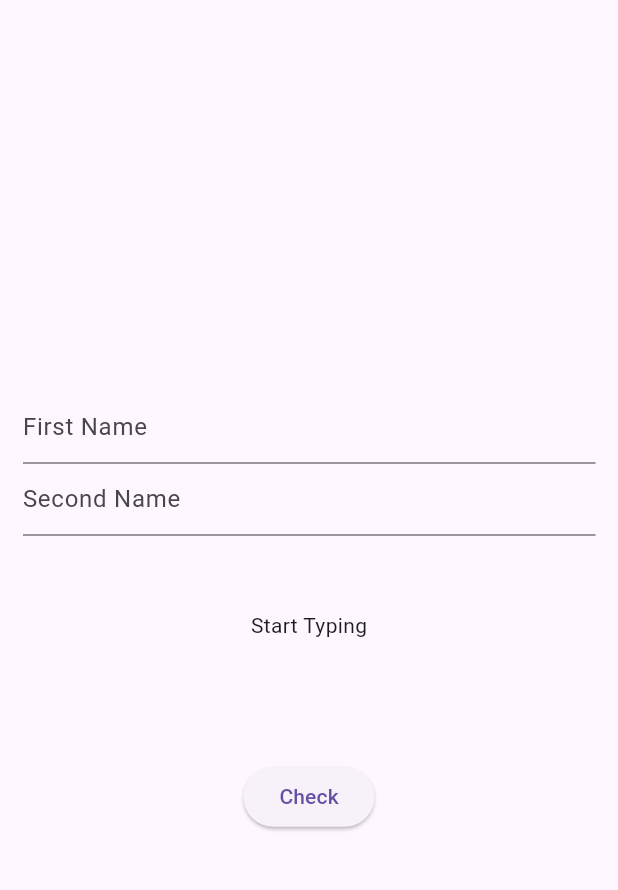
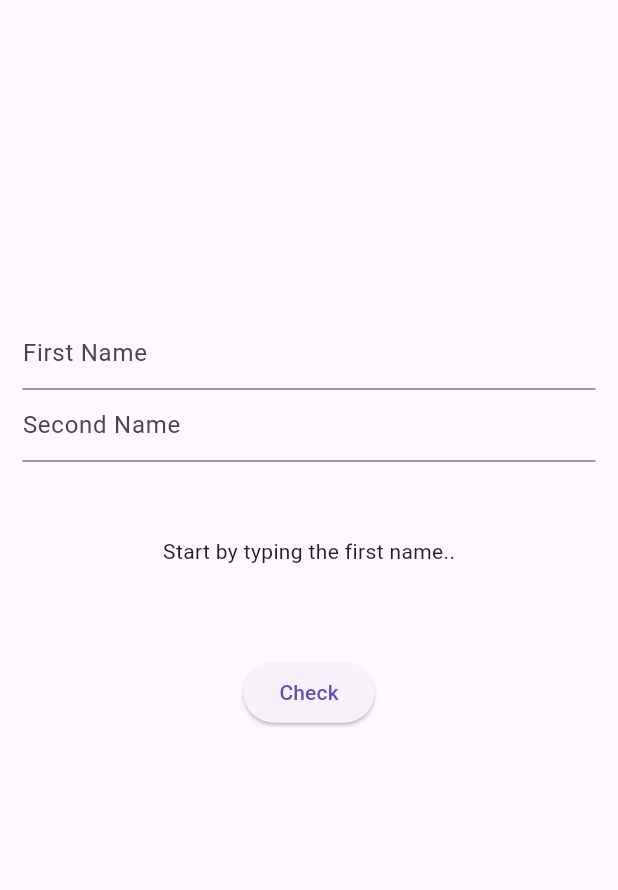
Before and after one commit to Saffron-codes/love_calculator_app, a Flutter app: the screen it shows after launch, on a phone screen of 412 x 824 dp, the part 63-953 px from its top. Run offline on Flutter 3.47's test engine with Material 2 defaults, Android fonts, the phone set to English and light mode, and no system bars; drawn by our look-alikes of screenshot; our stand-ins replace bloc, dartz, equatable, flutter_bloc, get_it, percent_indicator and 1 more.

Commit message:
Added the share functionality

```diff
--- a/lib/presentation/bloc/love_info_bloc.dart
+++ b/lib/presentation/bloc/love_info_bloc.dart
@@ -27,6 +27,8 @@ class LoveInfoBloc extends Bloc<LoveInfoEvent, LoveInfoState> {
       );
       emit(result);
     });
+
+    on<Reset>((event, emit) => emit(Empty()));
   }
 }
 
--- a/lib/presentation/bloc/love_info_event.dart
+++ b/lib/presentation/bloc/love_info_event.dart
@@ -16,3 +16,5 @@ class GetLoveInfoEvent extends LoveInfoEvent {
   @override
   List<Object> get props => [firstName,secondName];
 }
+
+class Reset extends LoveInfoEvent {}
--- a/lib/presentation/pages/love_info_page.dart
+++ b/lib/presentation/pages/love_info_page.dart
@@ -35,9 +35,9 @@ class LoveInfoBody extends StatelessWidget {
       // mainAxisAlignment: MainAxisAlignment.center,
       physics: NeverScrollableScrollPhysics(),
       children: [
-        SizedBox(height: MediaQuery.of(context).size.height*0.3,),
-        LoveInfoForm(),
-        SizedBox(height: MediaQuery.of(context).size.height*0.3,),
+        SizedBox(height: MediaQuery.of(context).size.height*0.24,),
+        const LoveInfoForm(),
+        // SizedBox(height: MediaQuery.of(context).size.height*0.9,),
         // Spacer(flex: 2,)
       ],
     );
--- a/lib/presentation/widgets/love_info_form.dart
+++ b/lib/presentation/widgets/love_info_form.dart
@@ -1,8 +1,13 @@
+import 'dart:io';
+
 import 'package:flutter/material.dart';
 import 'package:flutter_bloc/flutter_bloc.dart';
 import 'package:love_calculator/core/utils/liner_progress_bar_color_checker.dart';
 import 'package:love_calculator/presentation/bloc/love_info_bloc.dart';
+import 'package:path_provider/path_provider.dart';
 import 'package:percent_indicator/linear_percent_indicator.dart';
+import 'package:screenshot/screenshot.dart';
+import 'package:share_plus/share_plus.dart';
 
 class LoveInfoForm extends StatelessWidget {
   const LoveInfoForm({super.key});
@@ -12,9 +17,27 @@ class LoveInfoForm extends StatelessWidget {
     final formKey = GlobalKey<FormState>();
     TextEditingController firstNameController = TextEditingController();
     TextEditingController secondNameController = TextEditingController();
-    return Form(
+    ScreenshotController screenshotController = ScreenshotController();
+    void resetForm() {
+      formKey.currentState!.reset();
+    }
+
+    void takeScreenshot() async {
+      screenshotController
+          .capture(delay: Duration(seconds: 1))
+          .then((image) async {
+        final tempDir = await getTemporaryDirectory();
+        final file = await File('${tempDir.path}/image.jpg').create();
+        file.writeAsBytesSync(image!.toList());
+        Share.shareFiles([file.path],
+            text: '${firstNameController.text} ${secondNameController.text}');
+      });
+    }
+
+    return Screenshot(
+      controller: screenshotController,
+      child: Form(
         key: formKey,
-
         child: Column(
           children: [
             TextFormField(
@@ -41,12 +64,10 @@ class LoveInfoForm extends StatelessWidget {
             ),
             Container(
               margin: EdgeInsets.only(top: 50),
-            height: 100,
+              height: 80,
               child: BlocBuilder<LoveInfoBloc, LoveInfoState>(
                 builder: (context, state) {
-                if (state is Empty) {
-                  return Text("Start Typing");
-                } else if (state is Loading) {
+                  if (state is Loading) {
                     return Center(child: CircularProgressIndicator());
                   } else if (state is Loaded) {
                     int percentage = int.parse(state.loveInfo.percentage);
@@ -54,29 +75,59 @@ class LoveInfoForm extends StatelessWidget {
                       crossAxisAlignment: CrossAxisAlignment.center,
                       children: [
                         LinearPercentIndicator(
-                        width: MediaQuery.of(context).size.width*0.9,
+                          width: MediaQuery.of(context).size.width * 0.9,
                           lineHeight: 14.0,
-                        percent: percentage/100,
+                          percent: percentage / 100,
                           backgroundColor: Colors.grey,
                           progressColor: getColor(percentage),
                           animation: true,
                           barRadius: Radius.circular(10),
                         ),
-                      SizedBox(height: 10,),
+                        SizedBox(
+                          height: 10,
+                        ),
                         Text("${state.loveInfo.percentage}%"),
-                      SizedBox(height: 10,),
+                        SizedBox(
+                          height: 10,
+                        ),
                         Text(state.loveInfo.result),
                       ],
                     );
                   } else if (state is Error) {
                     return Text(state.message);
+                  } else if (state is Empty) {
+                    // resetForm();
+                    return Text('Start by typing the first name..');
                   } else {
-                  return Text('Unknown state');
+                    return Container();
                   }
                 },
               ),
             ),
+            BlocBuilder<LoveInfoBloc, LoveInfoState>(
+              builder: (context, state) {
+                if (state is Loaded) {
+                  return Row(
+                    mainAxisAlignment: MainAxisAlignment.center,
+                    children: [
                       ElevatedButton(
+                        onPressed: ()=>takeScreenshot(),
+                        child: const Text('Share this'),
+                      ),
+                      const SizedBox(
+                        width: 10,
+                      ),
+                      ElevatedButton(
+                        onPressed: () {
+                          resetForm();
+                          BlocProvider.of<LoveInfoBloc>(context).add(Reset());
+                        },
+                        child: const Text('Reset'),
+                      ),
+                    ],
+                  );
+                }
+                return ElevatedButton(
                   onPressed: () {
                     if (formKey.currentState!.validate()) {
                       BlocProvider.of<LoveInfoBloc>(context).add(
@@ -88,8 +139,11 @@ class LoveInfoForm extends StatelessWidget {
                     }
                   },
                   child: const Text('Check'),
+                );
+              },
             ),
           ],
+        ),
       ),
     );
   }
```
Also changed, not shown: pubspec.yaml (+10 -11 lines), pubspec.lock. Lines whose indentation alone changed are shown as unchanged.
